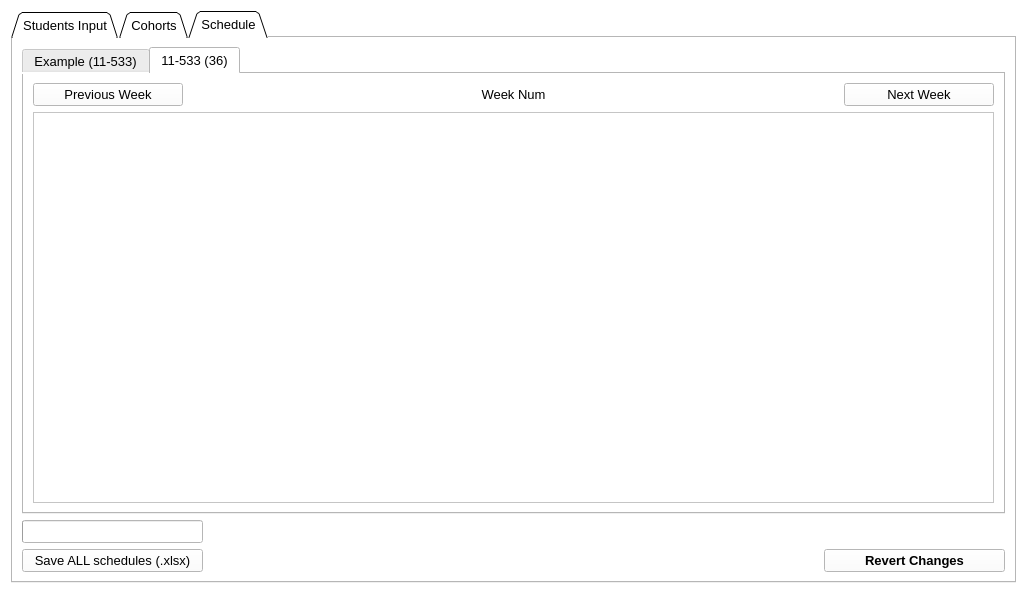
Qt form MainWindow.ui (fahad-ali1/CMPT-395-Class-Scheduler) before a commit.
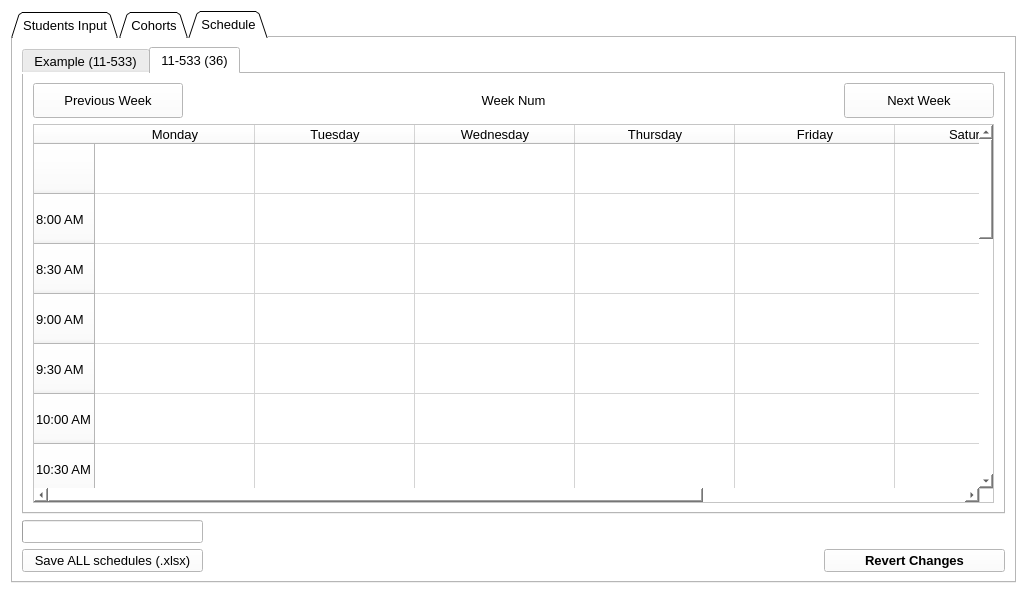
The same form after that commit. The open tabs and pages were chosen to show the change. Icons and pictures are not drawn.

Patch:
```diff
--- a/MainWindow.ui
+++ b/MainWindow.ui
@@ -1552,6 +1552,83 @@
            <string>11-533 (36)</string>
           </attribute>
           <layout class="QGridLayout" name="gridLayout_6">
+           <item row="0" column="2">
+            <widget class="QPushButton" name="NextWeekR1">
+             <property name="minimumSize">
+              <size>
+               <width>150</width>
+               <height>35</height>
+              </size>
+             </property>
+             <property name="maximumSize">
+              <size>
+               <width>150</width>
+               <height>35</height>
+              </size>
+             </property>
+             <property name="layoutDirection">
+              <enum>Qt::LeftToRight</enum>
+             </property>
+             <property name="text">
+              <string>Next Week</string>
+             </property>
+             <property name="icon">
+              <iconset>
+               <normaloff>Images/Next.png</normaloff>Images/Next.png</iconset>
+             </property>
+             <property name="iconSize">
+              <size>
+               <width>25</width>
+               <height>25</height>
+              </size>
+             </property>
+            </widget>
+           </item>
+           <item row="0" column="1">
+            <widget class="QLabel" name="WeekNumR1">
+             <property name="maximumSize">
+              <size>
+               <width>16777215</width>
+               <height>16777215</height>
+              </size>
+             </property>
+             <property name="text">
+              <string>Week Num</string>
+             </property>
+             <property name="alignment">
+              <set>Qt::AlignCenter</set>
+             </property>
+            </widget>
+           </item>
+           <item row="0" column="0">
+            <widget class="QPushButton" name="PrevWeekR1">
+             <property name="minimumSize">
+              <size>
+               <width>150</width>
+               <height>35</height>
+              </size>
+             </property>
+             <property name="maximumSize">
+              <size>
+               <width>150</width>
+               <height>35</height>
+              </size>
+             </property>
+             <property name="text">
+              <string>Previous Week</string>
+             </property>
+             <property name="icon">
+              <iconset>
+               <normaloff>Images/Previous.png</normaloff>Images/Previous.png</iconset>
+             </property>
+             <property name="iconSize">
+              <size>
+               <width>25</width>
+               <height>25</height>
+              </size>
+             </property>
+            </widget>
+           </item>
            <item row="1" column="0" colspan="3">
             <widget class="QTableWidget" name="ScheduleR1">
              <property name="font">
@@ -1577,71 +1654,141 @@
              <attribute name="verticalHeaderDefaultSectionSize">
               <number>50</number>
              </attribute>
-            </widget>
-           </item>
-           <item row="0" column="1">
-            <widget class="QLabel" name="WeekNumR1">
-             <property name="maximumSize">
-              <size>
-               <width>16777215</width>
-               <height>16777215</height>
-              </size>
-             </property>
-             <property name="text">
-              <string>Week Num</string>
-             </property>
-             <property name="alignment">
-              <set>Qt::AlignCenter</set>
-             </property>
-            </widget>
-           </item>
-           <item row="0" column="0">
-            <widget class="QPushButton" name="PrevWeekR1">
-             <property name="maximumSize">
-              <size>
-               <width>150</width>
-               <height>16777215</height>
-              </size>
-             </property>
-             <property name="text">
-              <string>Previous Week</string>
-             </property>
-             <property name="icon">
-              <iconset>
-               <normaloff>Images/Previous.png</normaloff>Images/Previous.png</iconset>
-             </property>
-             <property name="iconSize">
-              <size>
-               <width>25</width>
-               <height>25</height>
-              </size>
-             </property>
-            </widget>
-           </item>
-           <item row="0" column="2">
-            <widget class="QPushButton" name="NextWeekR1">
-             <property name="maximumSize">
-              <size>
-               <width>150</width>
-               <height>16777215</height>
-              </size>
-             </property>
-             <property name="layoutDirection">
-              <enum>Qt::LeftToRight</enum>
-             </property>
-             <property name="text">
-              <string>Next Week</string>
-             </property>
-             <property name="icon">
-              <iconset>
-               <normaloff>Images/Next.png</normaloff>Images/Next.png</iconset>
-             </property>
-             <property name="iconSize">
-              <size>
-               <width>25</width>
-               <height>25</height>
-              </size>
-             </property>
+             <row>
+              <property name="text">
+               <string/>
+              </property>
+             </row>
+             <row>
+              <property name="text">
+               <string>8:00 AM</string>
+              </property>
+             </row>
+             <row>
+              <property name="text">
+               <string>8:30 AM</string>
+              </property>
+             </row>
+             <row>
+              <property name="text">
+               <string>9:00 AM</string>
+              </property>
+             </row>
+             <row>
+              <property name="text">
+               <string>9:30 AM</string>
+              </property>
+             </row>
+             <row>
+              <property name="text">
+               <string>10:00 AM</string>
+              </property>
+             </row>
+             <row>
+              <property name="text">
+               <string>10:30 AM</string>
+              </property>
+             </row>
+             <row>
+              <property name="text">
+               <string>11:00 AM</string>
+              </property>
+             </row>
+             <row>
+              <property name="text">
+               <string>11:30 AM</string>
+              </property>
+             </row>
+             <row>
+              <property name="text">
+               <string>12:00 PM</string>
+              </property>
+             </row>
+             <row>
+              <property name="text">
+               <string>12:30 PM</string>
+              </property>
+             </row>
+             <row>
+              <property name="text">
+               <string>1:00 PM</string>
+              </property>
+             </row>
+             <row>
+              <property name="text">
+               <string>1:30 PM</string>
+              </property>
+             </row>
+             <row>
+              <property name="text">
+               <string>2:00 PM</string>
+              </property>
+             </row>
+             <row>
+              <property name="text">
+               <string>2:30 PM</string>
+              </property>
+             </row>
+             <row>
+              <property name="text">
+               <string>3:00 PM</string>
+              </property>
+             </row>
+             <row>
+              <property name="text">
+               <string>3:30 PM</string>
+              </property>
+             </row>
+             <row>
+              <property name="text">
+               <string>4:00 PM</string>
+              </property>
+             </row>
+             <row>
+              <property name="text">
+               <string>4:30 PM</string>
+              </property>
+             </row>
+             <row>
+              <property name="text">
+               <string>5:00 PM</string>
+              </property>
+             </row>
+             <column>
+              <property name="text">
+               <string>Monday</string>
+              </property>
+             </column>
+             <column>
+              <property name="text">
+               <string>Tuesday</string>
+              </property>
+             </column>
+             <column>
+              <property name="text">
+               <string>Wednesday</string>
+              </property>
+             </column>
+             <column>
+              <property name="text">
+               <string>Thursday</string>
+              </property>
+             </column>
+             <column>
+              <property name="text">
+               <string>Friday</string>
+              </property>
+             </column>
+             <column>
+              <property name="text">
+               <string>Saturday</string>
+              </property>
+             </column>
+             <column>
+              <property name="text">
+               <string>Sunday</string>
+              </property>
+             </column>
             </widget>
            </item>
           </layout>
```
